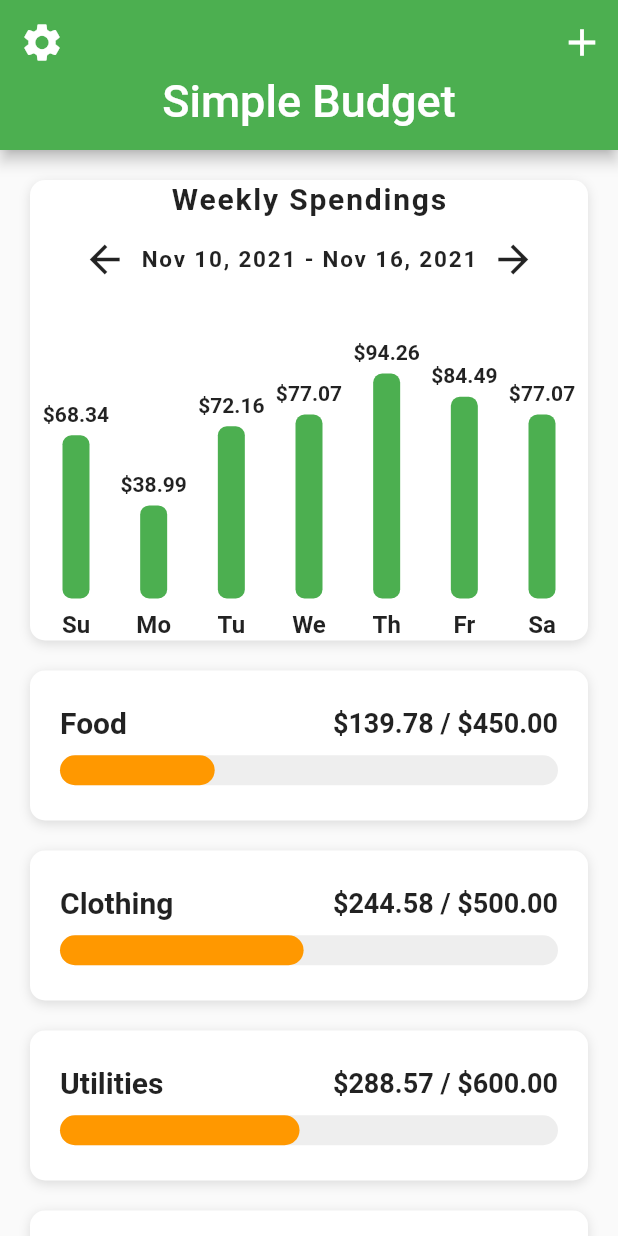
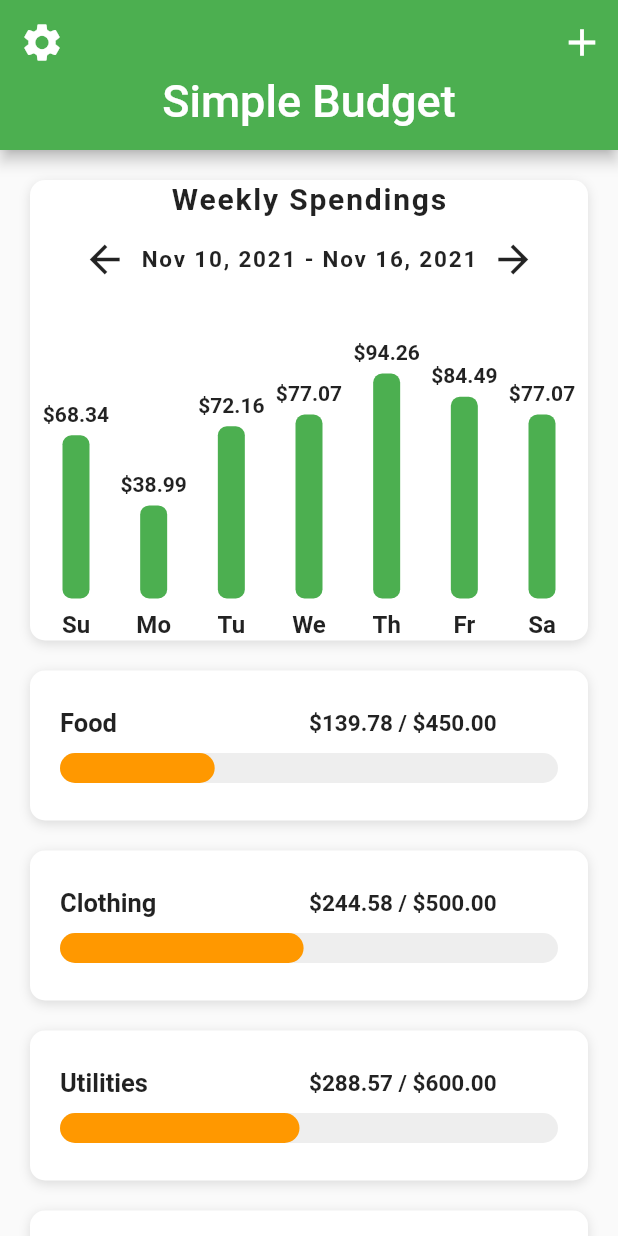
Before and after one commit to PauloSTDev/budget_UI, a Flutter app: the screen it shows after launch, on a phone screen of 412 x 824 dp. Run offline on Flutter 3.47's test engine with Material 2 defaults, Android fonts, the phone set to English and light mode, and no system bars.

Commit message:
Resolvido problema de OverFlowed

```diff
--- a/lib/screens/home_screen.dart
+++ b/lib/screens/home_screen.dart
@@ -39,13 +39,19 @@ class _HomeScreenState extends State<HomeScreen> {
             Row(
               mainAxisAlignment: MainAxisAlignment.spaceBetween,
               children: <Widget>[
-                Text(
-                  Category.name,
-                  style: TextStyle(fontSize: 20.0, fontWeight: FontWeight.w600),
+                Expanded(
+                  child: Text(
+                    Category.name,
+                    style: TextStyle(fontSize: 17.0, fontWeight: FontWeight.w600),
+                    overflow: TextOverflow.ellipsis,
+                  ),
                 ),
-                Text(
-                  "\$${(Category.maxAmount - totalAmountSpent).toStringAsFixed(2)} / \$${(Category.maxAmount).toStringAsFixed(2)}",
-                  style: TextStyle(fontWeight: FontWeight.w600, fontSize: 18.0),
+                Expanded(
+                  child: Text(
+                    "\$${(Category.maxAmount - totalAmountSpent).toStringAsFixed(2)} / \$${(Category.maxAmount).toStringAsFixed(2)}",
+                    style: TextStyle(fontWeight: FontWeight.w600, fontSize: 15.0),
+                    overflow: TextOverflow.ellipsis,
+                  ),
                 ),
               ],
             ),
```
